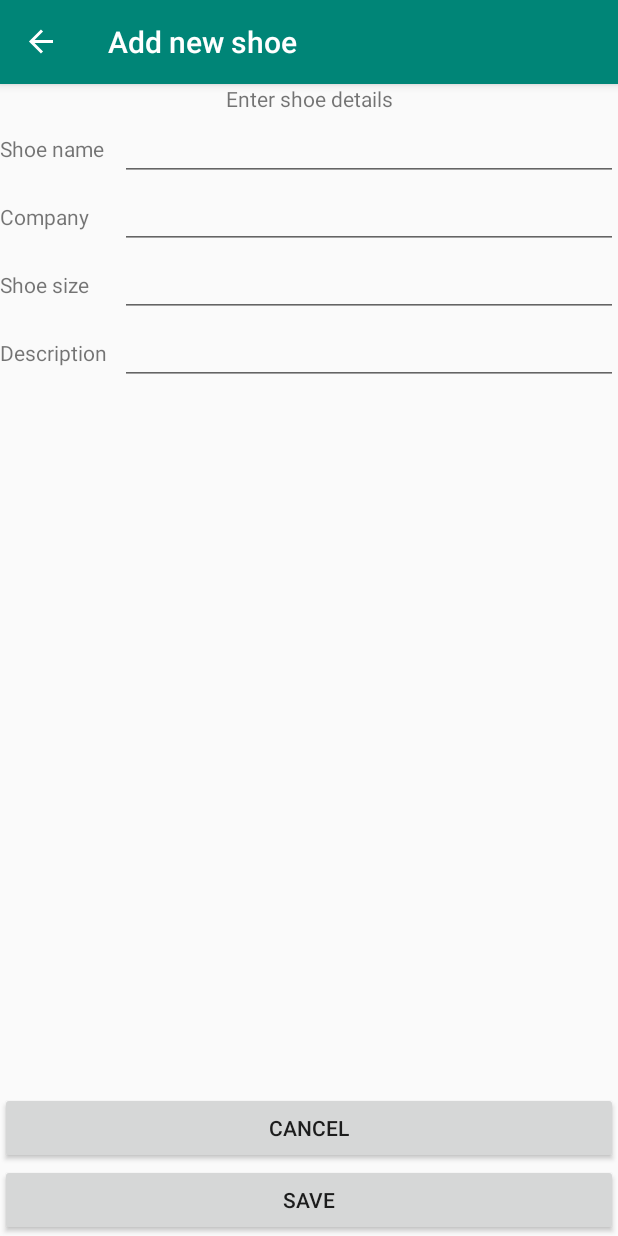
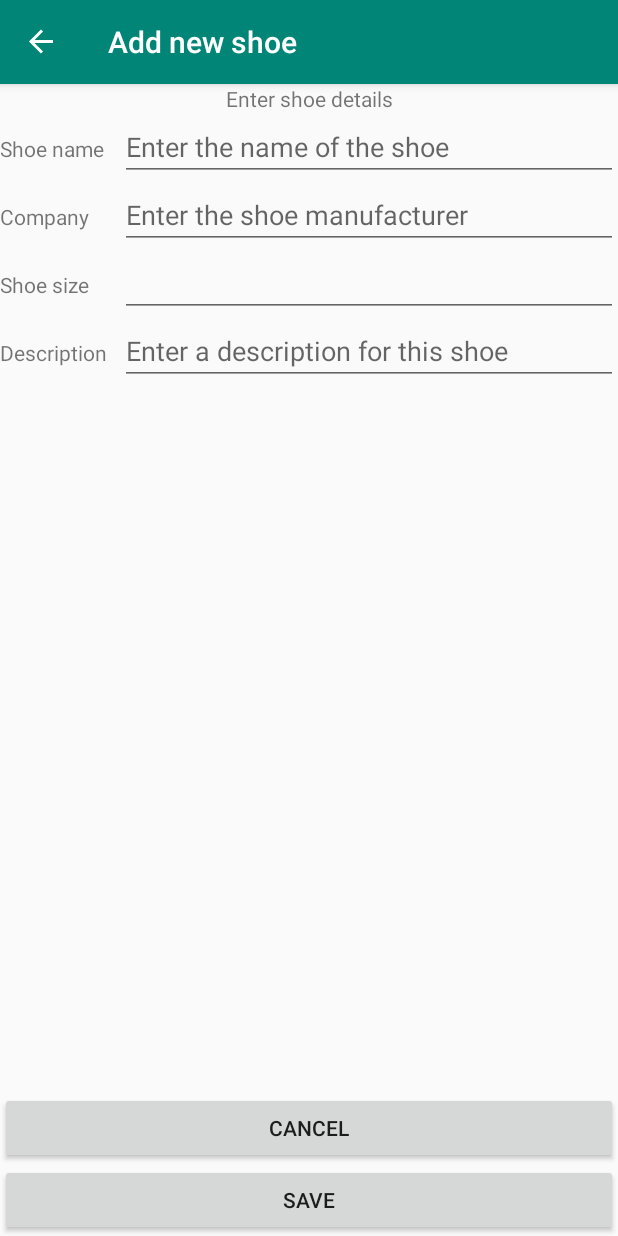
Before and after one commit to gregorl82/Android_ShoeStore, an Android app: the ShoeDetailFragment screen opened through its navigation route, on a phone screen of 412 x 824 dp. Run offline under Robolectric (Android 15) with nearby library versions, the phone set to English and light mode, and no system bars; our stand-ins replace Timber, data binding, navigation-ui.

Commit message:
Adds field validation for shoe detail entry

```diff
--- a/app/src/main/java/com/udacity/shoestore/ui/ShoeListFragment.kt
+++ b/app/src/main/java/com/udacity/shoestore/ui/ShoeListFragment.kt
@@ -32,18 +32,17 @@ class ShoeListFragment : Fragment() {
         setHasOptionsMenu(true)
 
         viewModel.shoeList.observe(viewLifecycleOwner, Observer {
-
             if (it.isNotEmpty()) {
                 binding.placeholderText.visibility = View.GONE
 
                 it.forEach { shoe ->
-                    val shoeListBinding: ShoeListItemBinding = DataBindingUtil.inflate(inflater, R.layout.shoe_list_item, container, false)
+                    val shoeListBinding: ShoeListItemBinding =
+                        DataBindingUtil.inflate(inflater, R.layout.shoe_list_item, container, false)
                     shoeListBinding.shoe = shoe
                     binding.shoesList.addView(shoeListBinding.root)
                 }
             }
         })
-
         return binding.root
     }
 
--- a/app/src/main/java/com/udacity/shoestore/ui/ShoeViewModel.kt
+++ b/app/src/main/java/com/udacity/shoestore/ui/ShoeViewModel.kt
@@ -12,7 +12,6 @@ class ShoeViewModel : ViewModel() {
     val shoeList: LiveData<List<Shoe>>
         get() = _shoeList
 
-
     init {
         Timber.i("ShoeViewModel created")
     }
--- a/app/src/main/res/layout/fragment_instruction.xml
+++ b/app/src/main/res/layout/fragment_instruction.xml
@@ -22,7 +22,7 @@
             android:id="@+id/instruction_text"
             android:layout_width="match_parent"
             android:layout_height="wrap_content"
-            android:text="@string/instruction_fragment"
+            android:text="@string/instructions"
             android:textAlignment="center" />
 
         <Button
--- a/app/src/main/res/layout/fragment_shoe_detail.xml
+++ b/app/src/main/res/layout/fragment_shoe_detail.xml
@@ -40,6 +40,7 @@
             android:layout_width="0dp"
             android:layout_height="wrap_content"
             android:text="@={shoe.name}"
+            android:hint="@string/shoe_name_hint"
             app:layout_constraintEnd_toEndOf="parent"
             app:layout_constraintStart_toEndOf="@id/shoe_name_label"
             app:layout_constraintTop_toBottomOf="@id/shoe_entry_title_text" />
@@ -60,6 +61,7 @@
             android:ems="10"
             android:inputType="textPersonName"
             android:text="@={shoe.company}"
+            android:hint="@string/company_hint"
             app:layout_constraintEnd_toEndOf="parent"
             app:layout_constraintStart_toEndOf="@+id/company_label"
             app:layout_constraintTop_toBottomOf="@+id/shoe_name_edit_text" />
@@ -98,6 +100,7 @@
             android:ems="10"
             android:inputType="textPersonName"
             android:text="@={shoe.description}"
+            android:hint="@string/description_hint"
             app:layout_constraintEnd_toEndOf="parent"
             app:layout_constraintStart_toEndOf="@+id/description_label"
             app:layout_constraintTop_toBottomOf="@+id/shoe_size_edit_text" />
--- a/app/src/main/res/navigation/navigation.xml
+++ b/app/src/main/res/navigation/navigation.xml
@@ -26,7 +26,7 @@
     <fragment
         android:id="@+id/instructionFragment"
         android:name="com.udacity.shoestore.ui.InstructionFragment"
-        android:label="@string/instructions"
+        android:label="@string/user_guide"
         tools:layout="@layout/fragment_instruction">
         <action
             android:id="@+id/action_instructionFragment_to_shoeListFragment"
--- a/app/src/main/res/values/strings.xml
+++ b/app/src/main/res/values/strings.xml
@@ -1,29 +1,43 @@
 <resources>
-    <string name="app_name">ShoeStore</string>
-    <string name="login_fragment">Login Fragment</string>
-    <string name="welcome_fragment">Welcome Fragment</string>
-    <string name="instruction_fragment">Instruction Fragment</string>
-    <string name="shoes_will_appear_here">Click the add button below to start adding shoes</string>
-    <string name="shoe_detail_fragment">ShoeDetail Fragment</string>
-    <string name="create">Create account</string>
+    <string name="app_name">Shoe Store</string>
+
+    <!--Field labels-->
     <string name="email">Email</string>
     <string name="password">Password</string>
-    <string name="log_in">Log in</string>
-    <string name="welcome">Welcome</string>
-    <string name="instructions">User guide</string>
-    <string name="add_new_shoe">Add new shoe</string>
-    <string name="shoe_list">Shoe list</string>
-    <string name="success">Success!</string>
-    <string name="next">Next</string>
-    <string name="shoe_inventory_tracker">Welcome to Shoe Tracker</string>
-    <string name="logout">Logout</string>
-    <string name="cancel">Cancel</string>
-    <string name="save">Save</string>
     <string name="shoe_name_label">Shoe name</string>
     <string name="company">Company</string>
     <string name="shoe_size">Shoe size</string>
     <string name="description">Description</string>
+
+    <!--Nav destination headers-->
+    <string name="log_in">Log in</string>
+    <string name="welcome">Welcome</string>
+    <string name="user_guide">User guide</string>
+    <string name="shoe_list">Shoe list</string>
+    <string name="add_new_shoe">Add new shoe</string>
+
+    <!--Menu text-->
+    <string name="logout">Logout</string>
+
+    <!--Screen text-->
+    <string name="success">Success!</string>
+    <string name="placeholder">Click the \'+\' button to start adding shoes</string>
+    <string name="shoe_inventory_tracker">Welcome to Shoe Tracker</string>
+    <string name="instructions">Instructions</string>
+
+    <!--Buttons-->
+    <string name="next">Next</string>
+    <string name="continue_btn">Continue</string>
+    <string name="cancel">Cancel</string>
+    <string name="save">Save</string>
+    <string name="create">Create account</string>
     <string name="enter">Enter</string>
-    <string name="continue_btn">Continue</string>
-    <string name="placeholder">Click the \'+\' button to start adding shoes</string>
+
+    <!--Hints for shoe entry-->
+    <string name="shoe_name_hint">Enter the name of the shoe</string>
+    <string name="company_hint">Enter the shoe manufacturer</string>
+    <string name="description_hint">Enter a description for this shoe</string>
+
+    <!--Toast message-->
+    <string name="shoe_details_missing">Enter all details before saving</string>
 </resources>
```
Also changed, not shown: app/src/main/java/com/udacity/shoestore/ui/ShoeDetailFragment.kt (+26 -8 lines).
